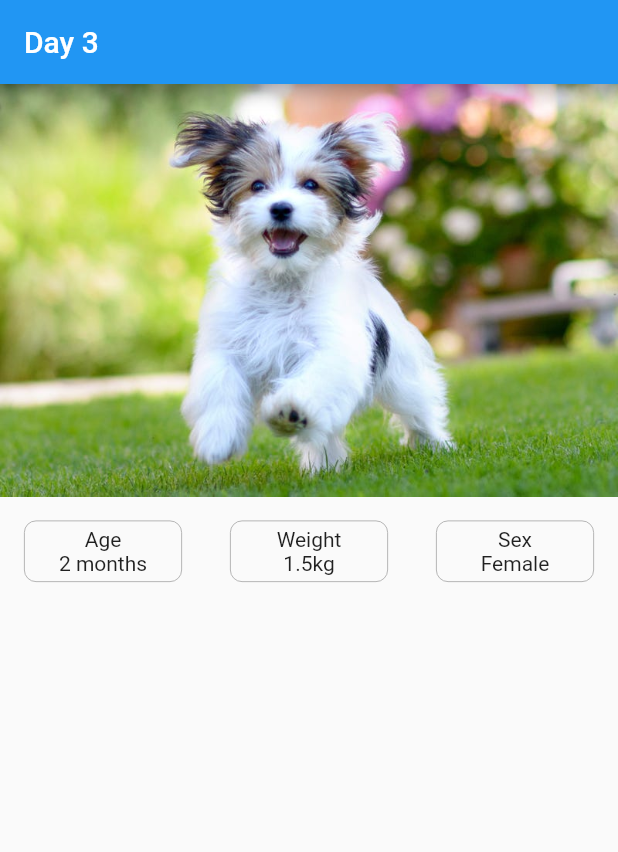
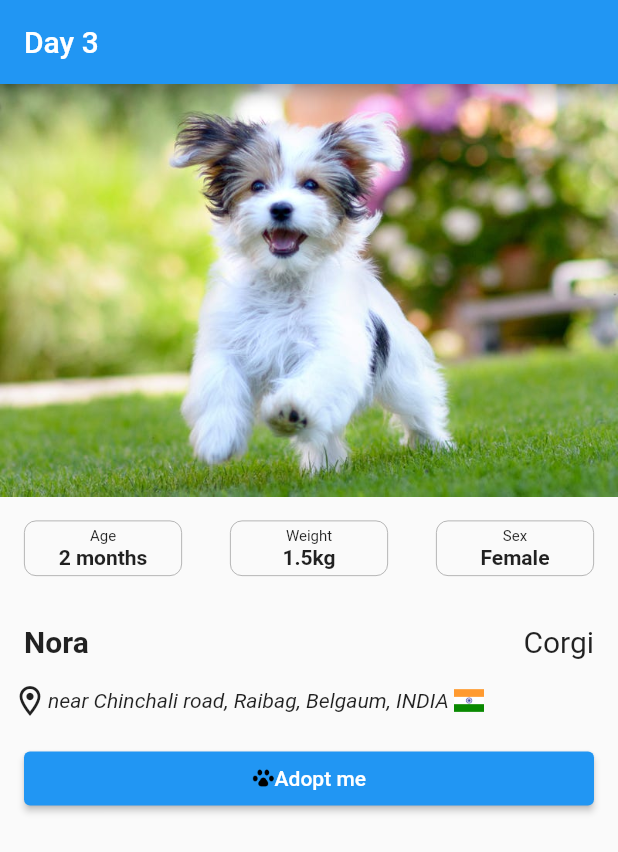
Before and after one commit to SachinKasaraddi/100daysofFlutter, a Flutter app: the screen it shows after launch, on a phone screen of 412 x 824 dp. Shown: the top 852 px of the screen. Run offline on Flutter 3.47's test engine with Material 2 defaults, Android fonts, the phone set to English and light mode, and no system bars.

```diff
--- a/day4/lib/main.dart
+++ b/day4/lib/main.dart
@@ -29,7 +29,10 @@ class MyApp extends StatelessWidget {
         body: Column(
           children: [
             Image.asset('assets/images/radio_puppy.jpeg'),
-            puppyAttributes
+            puppyAttributes,
+            puppyNameAndBreed,
+            puppyLocation,
+            buttonRow
           ],
         ),
       ),
@@ -49,9 +52,78 @@ class MyApp extends StatelessWidget {
         ),
         child: Column(
           mainAxisAlignment: MainAxisAlignment.spaceEvenly,
-          children: [Text(label), Text(value)],
+          children: [
+            Text(
+              label,
+              style: TextStyle(fontSize: 10),
+            ),
+            Text(
+              value,
+              style: TextStyle(fontWeight: FontWeight.bold),
+            )
+          ],
         ),
       ),
     );
   }
+
+  Container puppyNameAndBreed = Container(
+    margin: EdgeInsets.all(16),
+    child: Row(
+      mainAxisAlignment: MainAxisAlignment.spaceBetween,
+      children: [
+        Text(
+          'Nora',
+          style: TextStyle(fontSize: 20, fontWeight: FontWeight.bold),
+        ),
+        Text(
+          'Corgi',
+          style: TextStyle(fontSize: 20),
+        ),
+      ],
+    ),
+  );
+
+  Container puppyLocation = Container(
+    margin: EdgeInsets.only(left: 8, right: 8),
+    child: Row(
+      mainAxisAlignment: MainAxisAlignment.start,
+      children: [
+        Icon(Icons.location_on_outlined),
+        Text(
+          'near Chinchali road, Raibag, Belgaum, INDIA ',
+          style: TextStyle(fontStyle: FontStyle.italic),
+        ),
+        Image.asset(
+          'assets/images/india.png',
+          height: 20,
+          width: 20,
+        ),
+      ],
+    ),
+  );
+
+  Container buttonRow = Container(
+    margin: EdgeInsets.all(16),
+    child: Align(
+      alignment: Alignment.bottomLeft,
+      child: ElevatedButton(
+        child: Row(
+          mainAxisAlignment: MainAxisAlignment.center,
+          children: [
+            Image.asset(
+              'assets/images/dog_footprint.png',
+              height: 15,
+              width: 15,
+            ),
+            Text(
+              'Adopt me',
+              style: TextStyle(color: Colors.white),
+            ),
+          ],
+        ),
+        onPressed: () {},
+      ),
+    ),
+  );
 }
```
Also changed, not shown: day4/assets/images/dog_footprint.png (added), day4/assets/images/dog_paw.svg (added), day4/assets/images/india.jpeg (added), day4/assets/images/india.png (added), day4/assets/simulator_screenshot_67AFDF90-962A-4B55-9E48-28280DD80958.png (added).
